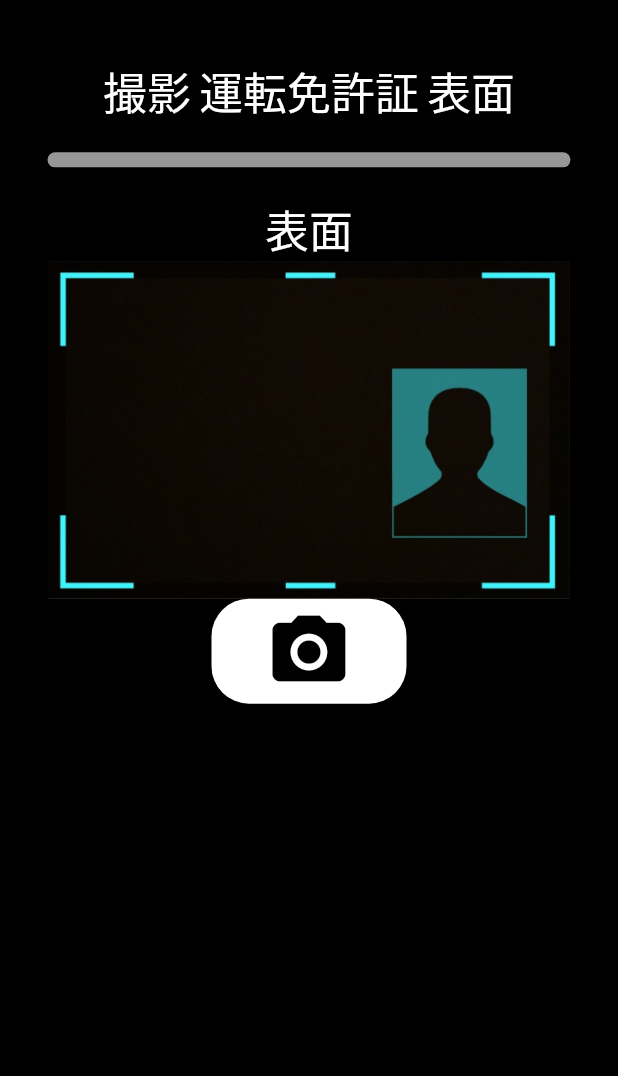
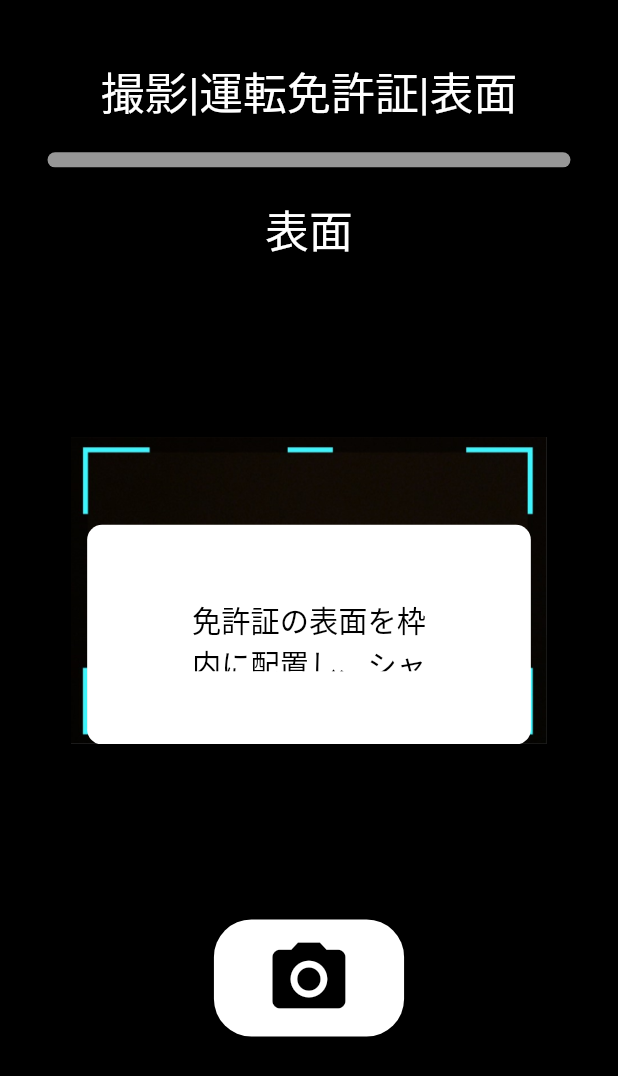
Before and after one commit to hello-world-was-taken/upwork-hassan, a Flutter app: the first screen one second after launch, on a phone screen of 412 x 824 dp. Shown: the top 1076 px of the screen. Run offline on Flutter 3.47's test engine with Material 2 defaults, Android fonts, the phone set to English and light mode, and no system bars; our stand-ins replace camera, flutter_screenutil; Roboto replaces fonts that are missing (MsGothic).

Commit message:
complete overlay

```diff
--- a/lib/features/pages/presentation/camera_overlay.dart
+++ b/lib/features/pages/presentation/camera_overlay.dart
@@ -1,5 +1,6 @@
 import 'package:flutter/material.dart';
 import 'package:flutter_screenutil/flutter_screenutil.dart';
+import 'package:upwork_hassan/features/pages/presentation/widgets/popup_widget.dart';
 
 class CameraOverlay extends StatefulWidget {
   const CameraOverlay({super.key});
@@ -9,6 +10,18 @@ class CameraOverlay extends StatefulWidget {
 }
 
 class _CameraOverlayState extends State<CameraOverlay> {
+   bool _showPopup = true;
+
+     @override
+  void initState() {
+    super.initState();
+    Future.delayed(Duration(seconds: 5), () {
+      setState(() {
+        _showPopup = false;
+      });
+    });
+  }
+
   @override
   Widget build(BuildContext context) {
     return SafeArea(
@@ -21,20 +34,19 @@ class _CameraOverlayState extends State<CameraOverlay> {
             ),
             child: Column(
               children: [
-                Container(
-                  margin: EdgeInsets.symmetric(
-                    horizontal: 35.w
-                  ),
-                  child: Row(
-                    mainAxisAlignment: MainAxisAlignment.spaceBetween,
+
+
+                  Row(
+                    mainAxisAlignment: MainAxisAlignment.center,
                     children: [
-                      Text("撮影",
+                      Text("撮影|",
 
                       style: TextStyle(
                         color: Colors.white,
                         fontSize: 30.h
                       ),),
-                      Text("運転免許証",
+                      Text(
+                        "運転免許証|",
                       style: TextStyle(
                         color: Colors.white,
                         fontSize: 30.h
@@ -48,7 +60,7 @@ class _CameraOverlayState extends State<CameraOverlay> {
                       )
                     ],
                   ),
-                ),
+
                 Container(
                   margin: EdgeInsets.symmetric(vertical: 20.h),
                   decoration: BoxDecoration(
@@ -67,22 +79,45 @@ borderRadius: BorderRadius.circular(10)
                       )
                   ),
                 ),
-                Image.asset("assets/images/cameraCenter.png"),
+                SizedBox(
+                  height: 120.h,
+                ),
+                Stack(
+                  children: [
                     Container(
+                      width: 300.w,
+                      child: Image.asset("assets/images/cameraCenter.png",
+                      fit: BoxFit.cover,
+                      ),
+                    ),
+                    if (_showPopup)
+                      Positioned(
+                        top: 60.h,
+                        left: 10.w,
+                        child: PopupCard()
+                        )
 
-                  width: 130,
-                  height: 70,
-                  decoration: BoxDecoration(
-                    color:Colors.white,
+
+                  ],
+                ),
+                 SizedBox(
+                  height: 120.h,
+                ),
+                ElevatedButton(
+  onPressed: () {
+
+  },
+  style: ElevatedButton.styleFrom(
+    backgroundColor: Colors.white,
+    shape: RoundedRectangleBorder(
       borderRadius: BorderRadius.circular(25),
-
     ),
-                  child: Center(
+    minimumSize: Size(120.w, 80.h),
+  ),
   child: Icon(
     Icons.camera_alt,
     color: Colors.black,
     size: 60.h,
-                    ),
   ),
 )
               ],
--- /dev/null
+++ b/lib/features/pages/presentation/widgets/popup_widget.dart
@@ -0,0 +1,35 @@
+import 'package:flutter/material.dart';
+import 'package:flutter_screenutil/flutter_screenutil.dart';
+
+class PopupCard extends StatelessWidget {
+  const PopupCard({super.key});
+
+  @override
+  Widget build(BuildContext context) {
+    return  Container(
+
+      height: 150.h,
+      width: 280.w,
+      decoration: BoxDecoration(
+        color: Colors.white, // Replace with your desired color
+        borderRadius: BorderRadius.circular(10),
+      ),
+      child: Center(
+        child: Container(
+          height: 50.h,
+          width: 150.w,
+          alignment: Alignment.center,
+          child: Text(
+
+            "免許証の表面を枠内に配置し、シャッターを押してください",
+            textAlign: TextAlign.center,
+            style: TextStyle(
+              fontSize: 20.h,
+              color: Colors.black,
+            ),
+          ),
+        ),
+      ),
+    );
+  }
+}
```
Lines whose indentation alone changed are shown as unchanged.
